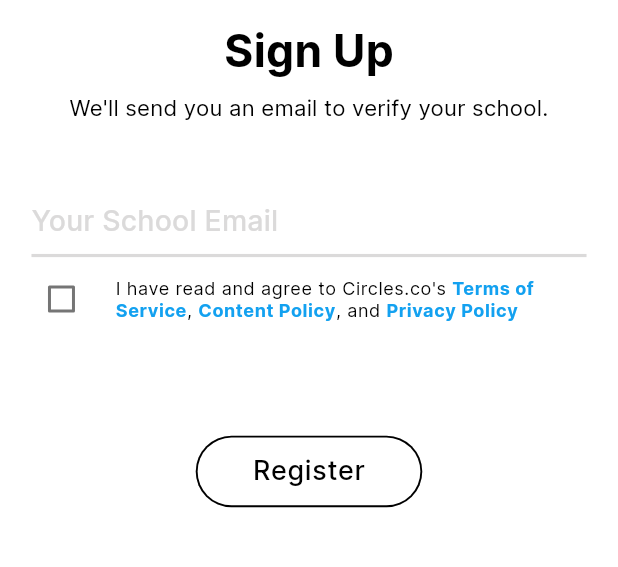
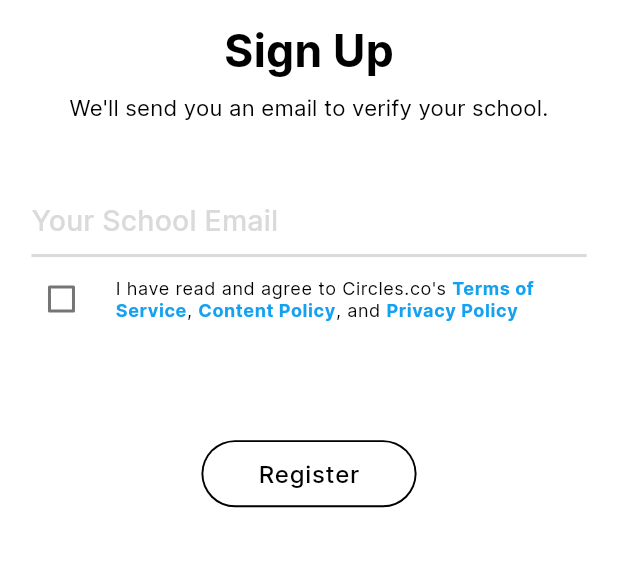
Before and after one commit to Ian2x/hs_connect, a Flutter app: the screen it shows after launch, after a tap on "Sign up", on a phone screen of 412 x 824 dp, the part 195-762 px from its top. Run offline on Flutter 3.47's test engine with Material 2 defaults, Android fonts, the phone set to English and light mode, and no system bars; our stand-ins replace bubble, cached_network_image, cloud_firestore, dismissible_page, firebase_auth, firebase_core and 13 more; accounts and stored records are empty; network calls fail.

Commit message:
last min

```diff
--- a/lib/main.dart
+++ b/lib/main.dart
@@ -65,10 +65,22 @@ class MyApp extends StatelessWidget {
     return ChangeNotifierProvider<ThemeNotifier>(
       create: (_) => ThemeNotifier(context),
       child: StreamProvider<User?>.value(
+        value: AuthService().user,
+        initialData: null,
+        child: Main2(),
+      ),
+    );
+  }
+
+  /*@override
+  Widget build(BuildContext context) {
+    return ChangeNotifierProvider<ThemeNotifier>(
+      create: (_) => ThemeNotifier(context),
+      child: StreamProvider<User?>.value(
           value: AuthService().user,
           initialData: null,
           child: Main2(),
       ),
     );
-  }
+  }*/
 }
--- a/lib/main2.dart
+++ b/lib/main2.dart
@@ -8,13 +8,19 @@ import 'package:hs_connect/shared/themeManager.dart';
 import 'package:provider/provider.dart';
 import 'package:firebase_auth/firebase_auth.dart';
 
-class Main2 extends StatelessWidget {
+class Main2 extends StatefulWidget {
   const Main2({Key? key}) : super(key: key);
 
   @override
+  _Main2State createState() => _Main2State();
+}
+
+class _Main2State extends State<Main2> {
+  @override
   Widget build(BuildContext context) {
-    {
     final user = Provider.of<User?>(context);
+    print("NEW");
+    print(user);
     return StreamProvider<UserData?>.value(
       value: user != null
           ? UserDataDatabaseService(currUserRef: FirebaseFirestore.instance.collection(C.userData).doc(user.uid))
@@ -33,4 +39,3 @@ class Main2 extends StatelessWidget {
     );
   }
 }
-}
--- a/lib/screens/activity/messages/messagesForm.dart
+++ b/lib/screens/activity/messages/messagesForm.dart
@@ -78,6 +78,7 @@ class _MessagesFormState extends State<MessagesForm> {
                    : Container(),
                TextFormField(
                    autocorrect: true,
+                   textCapitalization: TextCapitalization.sentences,
                    initialValue: null,
                    keyboardType: TextInputType.multiline,
                    maxLines: null,
--- a/lib/screens/authenticate/authBar.dart
+++ b/lib/screens/authenticate/authBar.dart
@@ -33,11 +33,14 @@ class AuthBar extends StatelessWidget {
               borderRadius: 40*hp,
               backgroundColor: Colors.white,
               thickness: 1.2*hp,
-              child: Text(
-                buttonText,
-                softWrap: false,
-                overflow: TextOverflow.ellipsis,
-                style: ThemeText.inter(fontWeight: FontWeight.w500, fontSize: 17*hp, color: Colors.black,
+              child: FittedBox(
+                fit: BoxFit.fitWidth,
+                child: Text(
+                  buttonText,
+                  softWrap: false,
+                  overflow: TextOverflow.ellipsis,
+                  style: ThemeText.inter(fontWeight: FontWeight.w500, color: Colors.black,
+                  ),
                 ),
               ),
             )
--- a/lib/screens/authenticate/waitVerification.dart
+++ b/lib/screens/authenticate/waitVerification.dart
@@ -30,7 +30,7 @@ class _WaitVerificationState extends State<WaitVerification> {
     user = auth.currentUser;
     user!.sendEmailVerification();
 
-    timer = Timer.periodic(Duration(seconds: 5), (timer) {
+    timer = Timer.periodic(Duration(seconds: 3), (timer) {
       checkEmailVerified();
     });
     super.initState();
@@ -71,7 +71,7 @@ class _WaitVerificationState extends State<WaitVerification> {
                 ),
                 SizedBox(height: 15 * hp),
                 Center(
-                  child: Text("Check the link in your school email.\nAfter, you'll be automatically redirected.",
+                  child: Text("Click the link in your school email.\nWait a bit to be redirected afterwards.",
                       textAlign: TextAlign.center,
                       style: Theme.of(context)
                           .textTheme
@@ -97,7 +97,7 @@ class _WaitVerificationState extends State<WaitVerification> {
                       mainAxisAlignment: MainAxisAlignment.center,
                       children: [
                         Text(
-                          "Your email is for verification only.\nIt'll never be linked to your account.",
+                          "Your email is for verification only. It'll never be linked to your account.",
                           style: ThemeText.inter(
                             fontWeight: FontWeight.w600,
                             fontSize: 14.5 * hp,
--- a/lib/screens/home/comments/commentReplyForm.dart
+++ b/lib/screens/home/comments/commentReplyForm.dart
@@ -126,6 +126,7 @@ class _CommentReplyFormState extends State<CommentReplyForm> {
           initialValue: '',
           focusNode: widget.focusNode,
           style: Theme.of(context).textTheme.bodyText1,
+          textCapitalization: TextCapitalization.sentences,
           autocorrect: true,
           decoration: commentReplyInputDecoration(
               context: context,
--- a/lib/screens/home/new/newPost/postForm.dart
+++ b/lib/screens/home/new/newPost/postForm.dart
@@ -9,6 +9,7 @@ import 'package:hs_connect/services/polls_database.dart';
 import 'package:hs_connect/services/storage/image_storage.dart';
 import 'package:hs_connect/shared/pageRoutes.dart';
 import 'package:hs_connect/shared/pixels.dart';
+import 'package:hs_connect/shared/tools/helperFunctions.dart';
 import 'package:hs_connect/shared/widgets/animatedSwitch.dart';
 import 'package:hs_connect/shared/widgets/deletableImage.dart';
 import 'package:hs_connect/shared/widgets/loading.dart';
@@ -281,6 +282,7 @@ class _PostFormState extends State<PostForm> {
                     style: Theme.of(context).textTheme.headline6?.copyWith(fontSize: 18*hp),
                     maxLines: null,
                     autocorrect: true,
+                    textCapitalization: TextCapitalization.sentences,
                     decoration: InputDecoration(
                         hintStyle: Theme.of(context).textTheme.headline6?.copyWith(fontSize: 18*hp, color: colorScheme.primaryVariant),
                         border: InputBorder.none,
@@ -325,6 +327,7 @@ class _PostFormState extends State<PostForm> {
                             style: Theme.of(context).textTheme.bodyText2?.copyWith(fontSize: 16*hp),
                             maxLines: null,
                             autocorrect: true,
+                            textCapitalization: TextCapitalization.sentences,
                             decoration: InputDecoration(
                                 hintStyle: Theme.of(context).textTheme.bodyText2?.copyWith(fontSize: 16*hp, color: colorScheme.primary),
                                 border: InputBorder.none,
--- a/lib/screens/home/postView/dmButton.dart
+++ b/lib/screens/home/postView/dmButton.dart
@@ -15,9 +15,11 @@ class dmButton extends StatelessWidget {
   @override
   Widget build(BuildContext context) {
     final hp = Provider.of<HeightPixel>(context).value;
+    final wp = Provider.of<WidthPixel>(context).value;
 
     return IconButton(
       constraints: BoxConstraints(),
+      padding: EdgeInsets.only(top: 3*hp, right: 10*wp),
       onPressed: () {
         if (otherUserData != null && otherUserData!.userRef != currUserData.userRef) {
           Navigator.push(
--- a/lib/screens/home/postView/likeDislikePost.dart
+++ b/lib/screens/home/postView/likeDislikePost.dart
@@ -172,6 +172,7 @@ class _LikeDislikePostStatefulState extends State<LikeDislikePostStateful> {
               color: colorScheme.secondary,
               icon: Icon(Arrows.up_open_big, color: colorScheme.secondary),
               onPressed: () {
+                HapticFeedback.heavyImpact();
                 _posts.unLikePost(widget.post);
                 widget.postLikesManager.onUnLike();
                 if (mounted) {
@@ -191,6 +192,7 @@ class _LikeDislikePostStatefulState extends State<LikeDislikePostStateful> {
               color: colorScheme.primaryVariant,
               icon: Icon(Arrows.up_open_big),
               onPressed: () {
+                HapticFeedback.heavyImpact();
                 _posts.likePost(widget.post, likeCount);
                 widget.postLikesManager.onLike();
                 if (mounted) {
@@ -225,6 +227,7 @@ class _LikeDislikePostStatefulState extends State<LikeDislikePostStateful> {
               color: colorScheme.secondary,
               icon: Icon(Arrows.down_open_big, color: colorScheme.secondary),
               onPressed: () {
+                HapticFeedback.heavyImpact();
                 _posts.unDislikePost();
                 widget.postLikesManager.onUnDislike();
                 if (mounted) {
@@ -244,6 +247,7 @@ class _LikeDislikePostStatefulState extends State<LikeDislikePostStateful> {
               color: colorScheme.primaryVariant,
               icon: Icon(Arrows.down_open_big),
               onPressed: () {
+                HapticFeedback.heavyImpact();
                 _posts.dislikePost();
                 widget.postLikesManager.onDislike();
                 if (mounted) {
--- a/lib/screens/wrapper.dart
+++ b/lib/screens/wrapper.dart
@@ -19,6 +19,11 @@ class _WrapperState extends State<Wrapper> {
   Widget build(BuildContext context) {
     final user = Provider.of<User?>(context);
     final userData = Provider.of<UserData?>(context);
+    print("1 " + user.toString());
+    print("2 " + userData.toString());
+    print("3 ");
+    print(user?.email);
+
     if (user == null || userData == null || user.email==null || !user.email!.endsWith('@ianeric.com')) {
       return pixelProvider(context, child: PreviewPage());
     } else {
--- a/lib/services/user_data_database.dart
+++ b/lib/services/user_data_database.dart
@@ -61,7 +61,9 @@ class UserDataDatabaseService {
       C.numReports: 0,
       C.private: false,
       C.notificationsLastViewed: Timestamp.now(),
-      C.recoveryCode: sha1.convert(utf8.encode(domainEmail)).toString()
+      C.recoveryCode: sha1.convert(utf8.encode(domainEmail)).toString(),
+      C.blockedUserRefs: [],
+      C.blockedPostRefs: []
     });
     // join domain group
     await joinGroup(groupRef: domainGroupRef);
```
Also changed, not shown: lib/screens/activity/messages/messagesPage.dart (+11 -12 lines), lib/screens/authenticate/emailVerificationErrorSheet.dart (+19 -10 lines), lib/screens/authenticate/registerUser.dart (+6 -2 lines), lib/screens/home/comments/commentsFeed.dart (+12 -2 lines), lib/screens/home/new/newPost/newPost.dart (+3 -8 lines), lib/screens/home/postView/postPage.dart (+1 -11 lines). Lines whose indentation alone changed are shown as unchanged.
